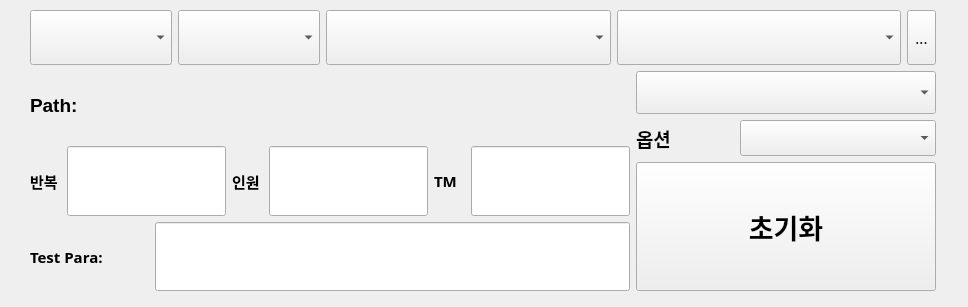
This is ffbe_widget.ui in HyuntaMansei/ffbe as Qt 5 draws it before an edit. The edited form follows.
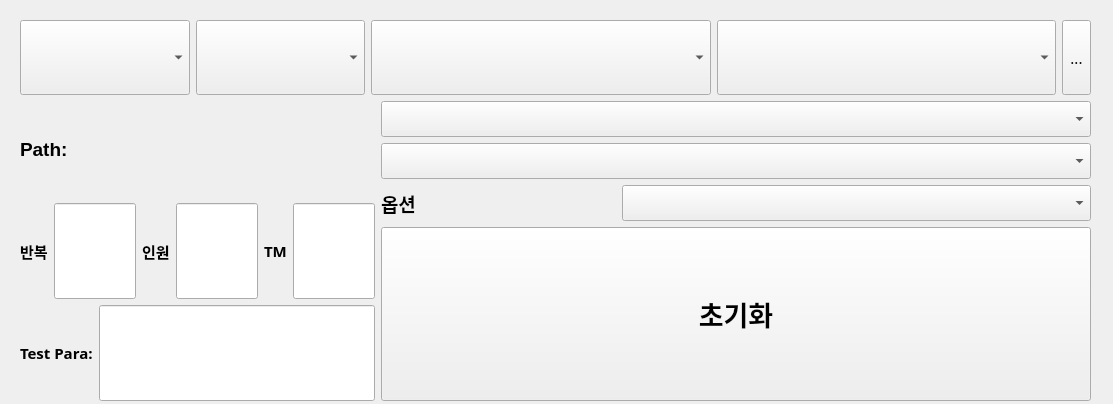
This is the edited form.

The edit to the form file:
```diff
--- a/ffbe_widget.ui
+++ b/ffbe_widget.ui
@@ -6,8 +6,8 @@
    <rect>
     <x>0</x>
     <y>0</y>
-    <width>968</width>
-    <height>307</height>
+    <width>1113</width>
+    <height>404</height>
    </rect>
   </property>
   <property name="windowTitle">
@@ -16,10 +16,10 @@
   <widget class="QWidget" name="verticalLayoutWidget">
    <property name="geometry">
     <rect>
-     <x>30</x>
-     <y>10</y>
-     <width>906</width>
-     <height>281</height>
+     <x>20</x>
+     <y>20</y>
+     <width>1071</width>
+     <height>381</height>
     </rect>
    </property>
    <property name="sizePolicy">
@@ -160,7 +160,7 @@
      </layout>
     </item>
     <item>
-     <layout class="QHBoxLayout" name="horizontalLayout_8" stretch="2,1">
+     <layout class="QHBoxLayout" name="horizontalLayout_8" stretch="1,2">
       <item>
        <layout class="QVBoxLayout" name="verticalLayout_2" stretch="1,1,1">
         <item>
@@ -451,12 +451,12 @@
        </layout>
       </item>
       <item>
-       <layout class="QVBoxLayout" name="verticalLayout_3" stretch="1,0,3">
+       <layout class="QVBoxLayout" name="verticalLayout_3" stretch="0,0,0,3">
         <item>
          <widget class="QComboBox" name="cb_operation">
           <property name="sizePolicy">
-           <sizepolicy hsizetype="Preferred" vsizetype="Expanding">
-            <horstretch>0</horstretch>
+           <sizepolicy hsizetype="Expanding" vsizetype="Expanding">
+            <horstretch>2</horstretch>
             <verstretch>0</verstretch>
            </sizepolicy>
           </property>
@@ -476,6 +476,33 @@
           </property>
          </widget>
         </item>
+        <item>
+         <widget class="QComboBox" name="cb_operation2">
+          <property name="sizePolicy">
+           <sizepolicy hsizetype="Expanding" vsizetype="Expanding">
+            <horstretch>1</horstretch>
+            <verstretch>0</verstretch>
+           </sizepolicy>
+          </property>
+          <property name="maximumSize">
+           <size>
+            <width>16777215</width>
+            <height>16777215</height>
+           </size>
+          </property>
+          <property name="font">
+           <font>
+            <family>새굴림</family>
+            <pointsize>15</pointsize>
+            <weight>75</weight>
+            <bold>true</bold>
+           </font>
+          </property>
+          <property name="sizeAdjustPolicy">
+           <enum>QComboBox::AdjustToMinimumContentsLength</enum>
+          </property>
+         </widget>
+        </item>
         <item>
          <layout class="QHBoxLayout" name="horizontalLayout" stretch="1,2">
           <item>
```
Left out of the diff: 2 changed lines with no effect on the pictures.
